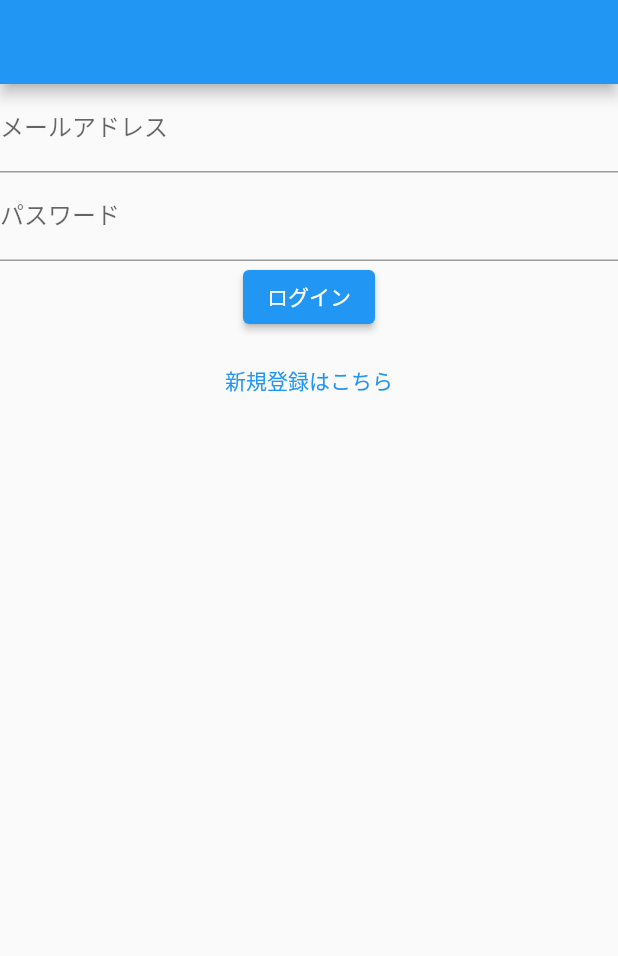
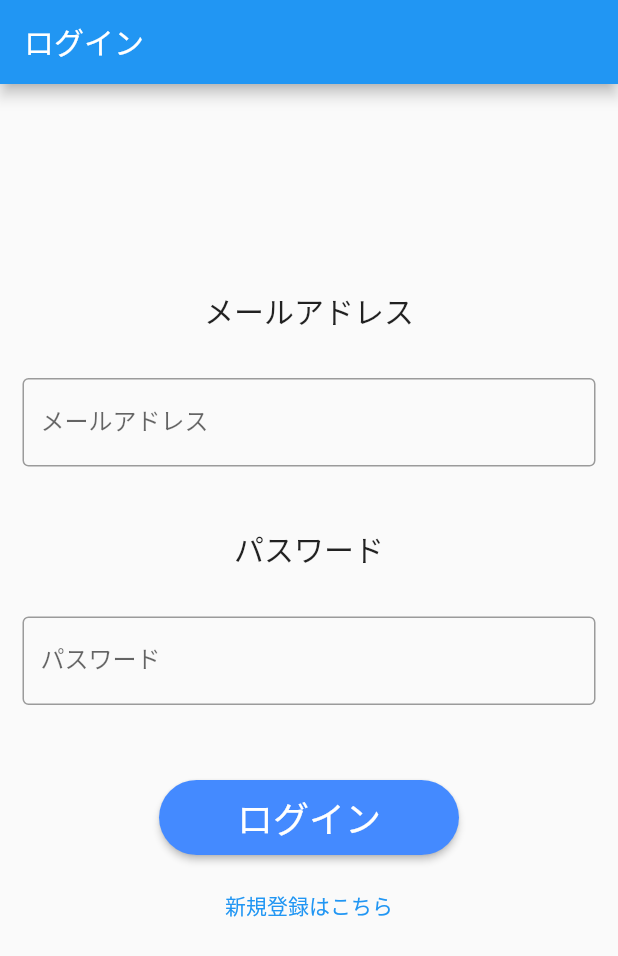
Before and after one commit to kurogoma-flutter/review_app_firebase_auth, a Flutter app: the screen it shows after launch, on a phone screen of 412 x 824 dp. Shown: the top 956 px of the screen. Run offline on Flutter 3.47's test engine with Material 2 defaults, Android fonts, the phone set to English and light mode, and no system bars; our stand-ins replace firebase_auth, firebase_core, go_router; accounts and stored records are empty.

Commit message:
➕ ログイン画面・処理実装

```diff
--- a/lib/pages/auth/mail_login_page.dart
+++ b/lib/pages/auth/mail_login_page.dart
@@ -4,12 +4,10 @@ import 'package:go_router/go_router.dart';
 
 import '../../components/dialog.dart';
 
-/**
- * ページ仕様
- * 1. メールアドレスとパスワードでログインできる
- * 2. パスワードの非表示はオンオフできる
- * 3. 新規登録画面に遷移できる
- */
+/// ページ仕様
+/// 1. メールアドレスとパスワードでログインできる
+/// 2. パスワードの非表示はオンオフできる
+/// 3. 新規登録画面に遷移できる
 
 class MailLoginPage extends StatefulWidget {
   const MailLoginPage({Key? key}) : super(key: key);
@@ -29,29 +27,86 @@ class _MailLoginPageState extends State<MailLoginPage> {
   @override
   Widget build(BuildContext context) {
     return Scaffold(
-      appBar: AppBar(),
+      appBar: AppBar(
+        title: const Text('ログイン'),
+      ),
       body: Center(
         child: Column(
+          mainAxisAlignment: MainAxisAlignment.center,
           children: [
-            /// TODO: バリデーション設定
-            TextFormField(
-              decoration: const InputDecoration(labelText: "メールアドレス"),
-              onChanged: (String value) {
+            const Text(
+              'メールアドレス',
+              style: TextStyle(
+                fontSize: 20,
+              ),
+            ),
+            Container(
+              padding: const EdgeInsets.fromLTRB(15, 10, 15, 0),
+              margin: const EdgeInsets.symmetric(vertical: 20),
+              child: TextFormField(
+                autovalidateMode: AutovalidateMode.onUserInteraction, // 入力時バリデーション
+                cursorColor: Colors.blueAccent,
+                decoration: const InputDecoration(
+                  focusColor: Colors.red,
+                  labelText: 'メールアドレス',
+                  hintText: 'sample@gmail.com',
+                  focusedBorder: OutlineInputBorder(borderSide: BorderSide(color: Colors.blueAccent)),
+                  border: OutlineInputBorder(borderSide: BorderSide()),
+                ),
+                maxLines: 1,
+                onChanged: (value) {
                   setState(() {
                     loginUserEmail = value;
                   });
                 },
+                validator: (value) {
+                  if (value == null || value.isEmpty) {
+                    return "入力してください";
+                  }
+                  return null;
+                },
               ),
-            TextFormField(
-              decoration: const InputDecoration(labelText: "パスワード"),
+            ),
+            const SizedBox(height: 20),
+            const Text(
+              'パスワード',
+              style: TextStyle(
+                fontSize: 20,
+              ),
+            ),
+            Container(
+              padding: const EdgeInsets.fromLTRB(15, 10, 15, 0),
+              margin: const EdgeInsets.symmetric(vertical: 20),
+              child: TextFormField(
+                autovalidateMode: AutovalidateMode.onUserInteraction, // 入力時バリデーション
+                cursorColor: Colors.blueAccent,
                 obscureText: true,
-              onChanged: (String value) {
+                decoration: const InputDecoration(
+                  focusColor: Colors.red,
+                  labelText: 'パスワード',
+                  hintText: 'Enter Your Password',
+                  focusedBorder: OutlineInputBorder(borderSide: BorderSide(color: Colors.blueAccent)),
+                  border: OutlineInputBorder(borderSide: BorderSide()),
+                ),
+                maxLines: 1,
+                onChanged: (value) {
                   setState(() {
                     loginUserPassword = value;
                   });
                 },
+                validator: (value) {
+                  if (value == null || value.isEmpty) {
+                    return "入力してください";
+                  }
+                  return null;
+                },
               ),
-            ElevatedButton(
+            ),
+            const SizedBox(height: 30),
+            SizedBox(
+              height: 50,
+              width: 200,
+              child: ElevatedButton(
                 onPressed: () async {
                   try {
                     // メール/パスワードでログイン
@@ -76,15 +131,27 @@ class _MailLoginPageState extends State<MailLoginPage> {
                     return errorDialog('ログインエラー', infoText, context);
                   }
                 },
-              child: const Text("ログイン"),
+                child: const Text(
+                  'ログイン',
+                  style: TextStyle(
+                    fontSize: 24,
                   ),
-            const SizedBox(height: 8),
+                ),
+                style: ElevatedButton.styleFrom(
+                  primary: Colors.blueAccent,
+                  onPrimary: Colors.white,
+                  shape: const StadiumBorder(),
+                ),
+              ),
+            ),
+            const SizedBox(height: 10),
             TextButton(
               onPressed: () {
                 context.go('/register');
               },
               child: const Text('新規登録はこちら'),
-            )
+            ),
+            const SizedBox(height: 60),
           ],
         ),
       ),
```
Lines whose indentation alone changed are shown as unchanged.
